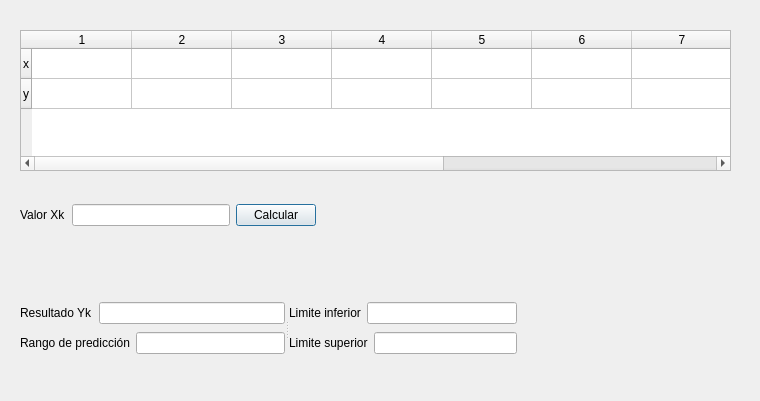
First picture: the form in EJ4/ui4/psp4.ui, repository montecabradani-eng/PSP-GA, before the edit.
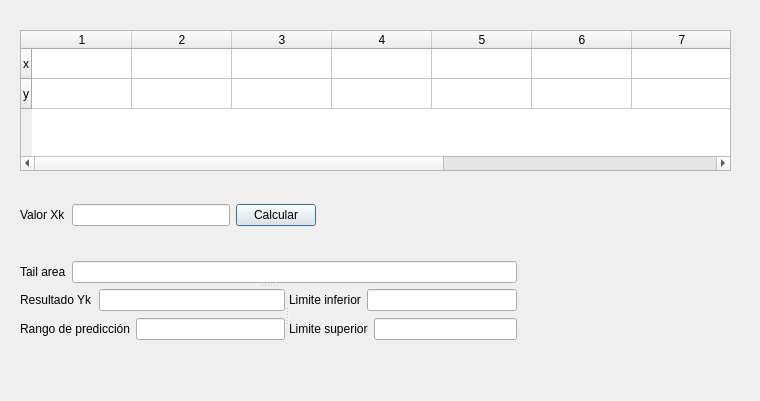
Second picture: the form after the edit.

Diff of the .ui file:
```diff
--- a/EJ4/ui4/psp4.ui
+++ b/EJ4/ui4/psp4.ui
@@ -83,7 +83,7 @@
     </property>
    </column>
   </widget>
-  <widget class="QWidget" name="">
+  <widget class="QWidget" name="layoutWidget">
    <property name="geometry">
     <rect>
      <x>20</x>
@@ -116,19 +116,37 @@
     </item>
    </layout>
   </widget>
-  <widget class="QSplitter" name="splitter">
+  <widget class="QSplitter" name="splitter_2">
    <property name="geometry">
     <rect>
      <x>20</x>
-     <y>300</y>
+     <y>260</y>
      <width>497</width>
-     <height>57</height>
+     <height>81</height>
     </rect>
    </property>
+   <property name="orientation">
+    <enum>Qt::Vertical</enum>
+   </property>
+   <widget class="QWidget" name="">
+    <layout class="QHBoxLayout" name="horizontalLayout_7">
+     <item>
+      <widget class="QLabel" name="label_6">
+       <property name="text">
+        <string>Tail area</string>
+       </property>
+      </widget>
+     </item>
+     <item>
+      <widget class="QLineEdit" name="lineEdit_6"/>
+     </item>
+    </layout>
+   </widget>
+   <widget class="QSplitter" name="splitter">
    <property name="orientation">
     <enum>Qt::Horizontal</enum>
    </property>
-   <widget class="QWidget" name="">
+    <widget class="QWidget" name="layoutWidget">
     <layout class="QVBoxLayout" name="verticalLayout">
      <item>
       <layout class="QHBoxLayout" name="horizontalLayout_3">
@@ -160,7 +178,7 @@
      </item>
     </layout>
    </widget>
-   <widget class="QWidget" name="">
+    <widget class="QWidget" name="layoutWidget">
     <layout class="QVBoxLayout" name="verticalLayout_2">
      <item>
       <layout class="QHBoxLayout" name="horizontalLayout_5">
@@ -191,6 +209,7 @@
       </layout>
      </item>
     </layout>
+    </widget>
    </widget>
   </widget>
  </widget>
```
Lines whose indentation alone changed are shown as unchanged.
